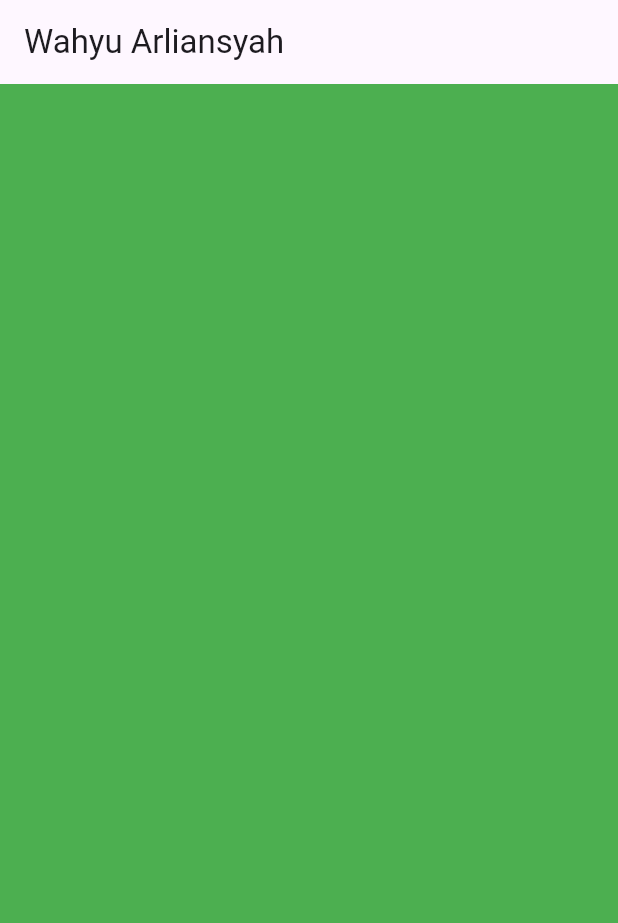
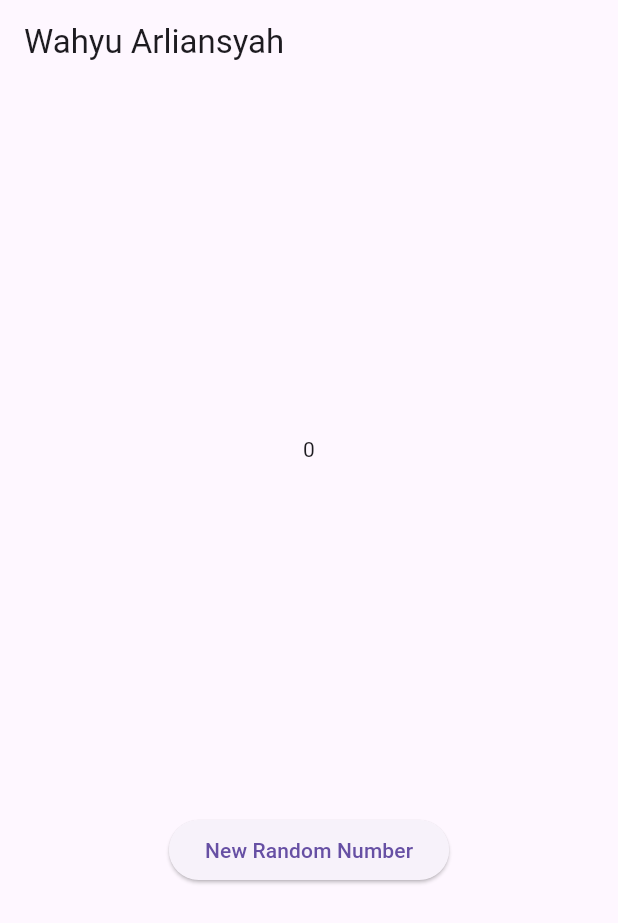
Before and after one commit to WahyuArliansyah/stream-name-flutter, a Flutter app: the screen it shows after launch, on a phone screen of 412 x 824 dp. Shown: the top 923 px of the screen. Run offline on Flutter 3.47's test engine with Material 3 defaults, Android fonts, the phone set to English and light mode, and no system bars.

Commit message:
P1: Jawaban Soal 6

```diff
--- a/lib/main.dart
+++ b/lib/main.dart
@@ -1,5 +1,7 @@
 import 'package:flutter/material.dart';
 import 'stream.dart';
+import 'dart:async';
+import 'dart:math';
 
 void main() {
   runApp(const MyApp());
@@ -11,6 +13,7 @@
   @override
   Widget build(BuildContext context) {
     return MaterialApp(
+      debugShowCheckedModeBanner: false,
       title: 'Wahyu Arliansyah',
       theme: ThemeData(primarySwatch: Colors.blue),
       home: const StreamHomePage(),
@@ -29,6 +32,10 @@
   Color bgColor = Colors.orange;
   late ColorStream colorStream;
 
+  int lastNumber = 0;
+  late StreamController numberStreamController;
+  late NumberStream numberStream;
+
   void changeColor() async {
     colorStream.getColors().listen((eventColor) {
       setState(() {
@@ -37,18 +44,49 @@
     });
   }
 
+  void addRandomNumber() {
+    Random random = Random();
+    int myNum = random.nextInt(10);
+    numberStream.addNumberToSink(myNum);
+  }
+
   @override
   void initState() {
+    numberStream = NumberStream();
+    numberStreamController = numberStream.controller;
+    Stream stream = numberStreamController.stream;
+    stream.listen((event) {
+      setState(() {
+        lastNumber = event;
+      });
+    });
     super.initState();
-    colorStream = ColorStream();
-    changeColor();
+  }
+
+  @override
+  void dispose() {
+    numberStreamController.close();
+    super.dispose();
   }
 
   @override
   Widget build(BuildContext context) {
     return Scaffold(
       appBar: AppBar(title: const Text('Wahyu Arliansyah')),
-      body: Container(decoration: BoxDecoration(color: bgColor)),
+      body: SizedBox(
+        width: double.infinity,
+        child: Column(
+          mainAxisAlignment: MainAxisAlignment.spaceEvenly,
+          crossAxisAlignment: CrossAxisAlignment.center,
+          children: [
+            Text(lastNumber.toString()),
+            ElevatedButton(
+              onPressed: () => addRandomNumber(),
+              child: const Text('New Random Number'),
+            ),
+          ],
+        ),
+      ),
     );
   }
 }
--- a/lib/stream.dart
+++ b/lib/stream.dart
@@ -1,4 +1,5 @@
 import 'package:flutter/material.dart';
+import 'dart:async';
 
 class ColorStream {
   final List<Color> colors = [
@@ -16,3 +17,15 @@
     });
   }
 }
+
+class NumberStream {
+  final StreamController<int> controller = StreamController<int>();
+
+  void addNumberToSink(int newNumber) {
+    controller.sink.add(newNumber);
+  }
+
+  close() {
+    controller.close();
+  }
+}
```
Also changed, not shown: images/gif2.gif (added), 1 other file.
